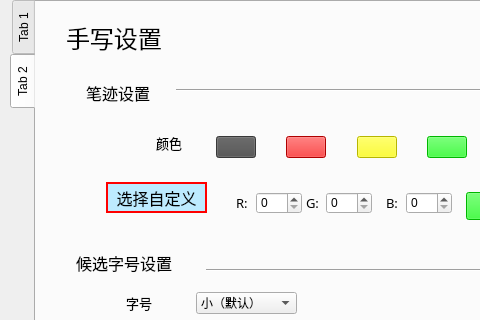
Qt form LessonCode/week08/homework/handwriting/kmainwindow.ui (icyyoung719/KDevelop-Training) before a commit; both pictures show x 0 to 480 and y 0 to 320 of the 930 by 643 pixel window.
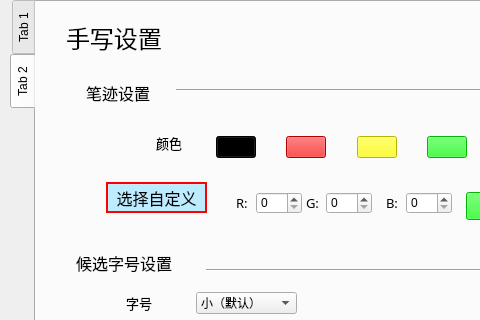
The same form after that commit. Custom widgets are drawn as their Qt base class.

Commit message: feat: add  setDefaultPerferences func for setDefaultPreferenceButton

```diff
--- a/LessonCode/week08/homework/handwriting/kmainwindow.ui
+++ b/LessonCode/week08/homework/handwriting/kmainwindow.ui
@@ -1605,7 +1605,7 @@
          <property name="styleSheet">
           <string notr="true">QPushButton
 {
-	background-color:rgb(79, 79, 79);
+	background-color:rgb(0, 0, 0);
 }
 </string>
          </property>
```
The commit also changes 2 other files.
